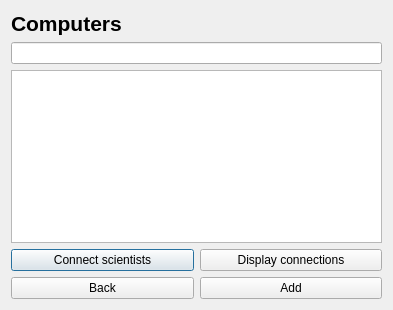
Before: the Qt Designer form computerbase.ui in AndriM/Vika3, drawn with Qt 5.
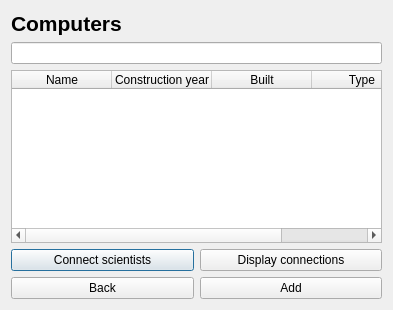
After: the same form once the commit is applied.

```diff
--- a/computerbase.ui
+++ b/computerbase.ui
@@ -15,7 +15,34 @@
   </property>
   <layout class="QGridLayout" name="gridLayout">
    <item row="2" column="0" colspan="2">
-    <widget class="QTableWidget" name="listTable"/>
+    <widget class="QTableWidget" name="listTable">
+     <property name="showGrid">
+      <bool>false</bool>
+     </property>
+     <property name="sortingEnabled">
+      <bool>true</bool>
+     </property>
+     <column>
+      <property name="text">
+       <string>Name</string>
+      </property>
+     </column>
+     <column>
+      <property name="text">
+       <string>Construction year</string>
+      </property>
+     </column>
+     <column>
+      <property name="text">
+       <string>Built</string>
+      </property>
+     </column>
+     <column>
+      <property name="text">
+       <string>Type</string>
+      </property>
+     </column>
+    </widget>
    </item>
    <item row="3" column="0">
     <widget class="QPushButton" name="button_connect">
```
